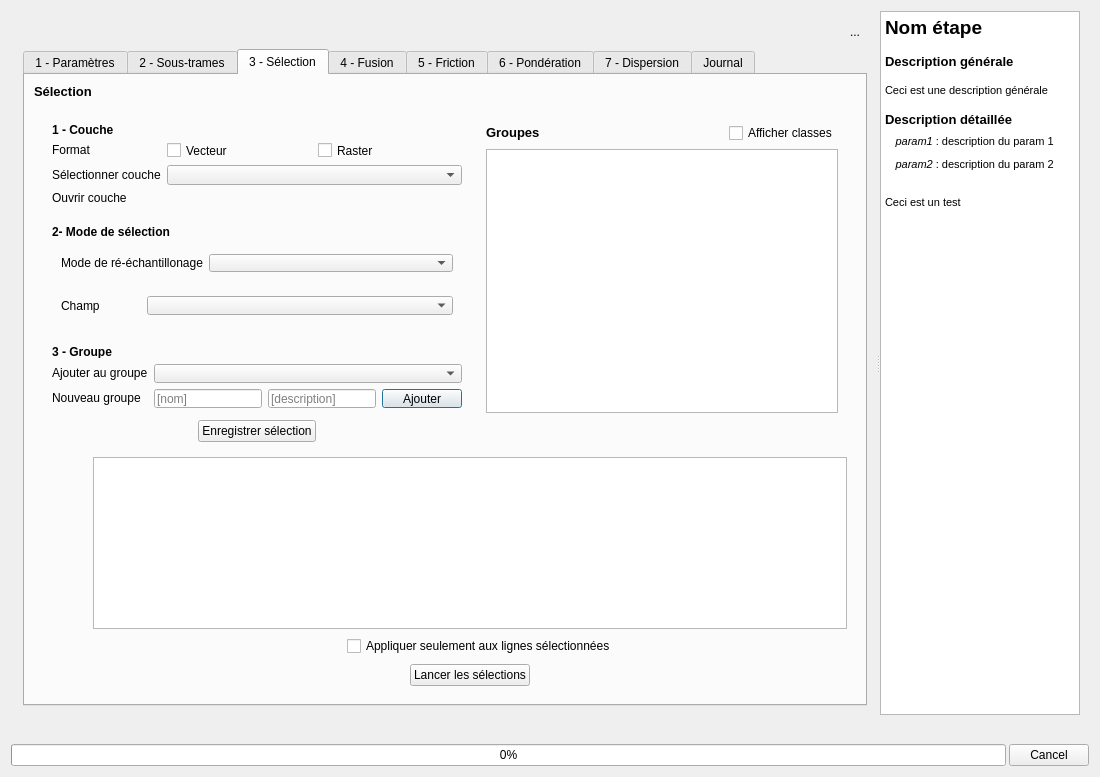
The window that BioDispersal_dialog_base.ui (MathieuChailloux/BioDispersal) describes before a commit, drawn with Qt 5.
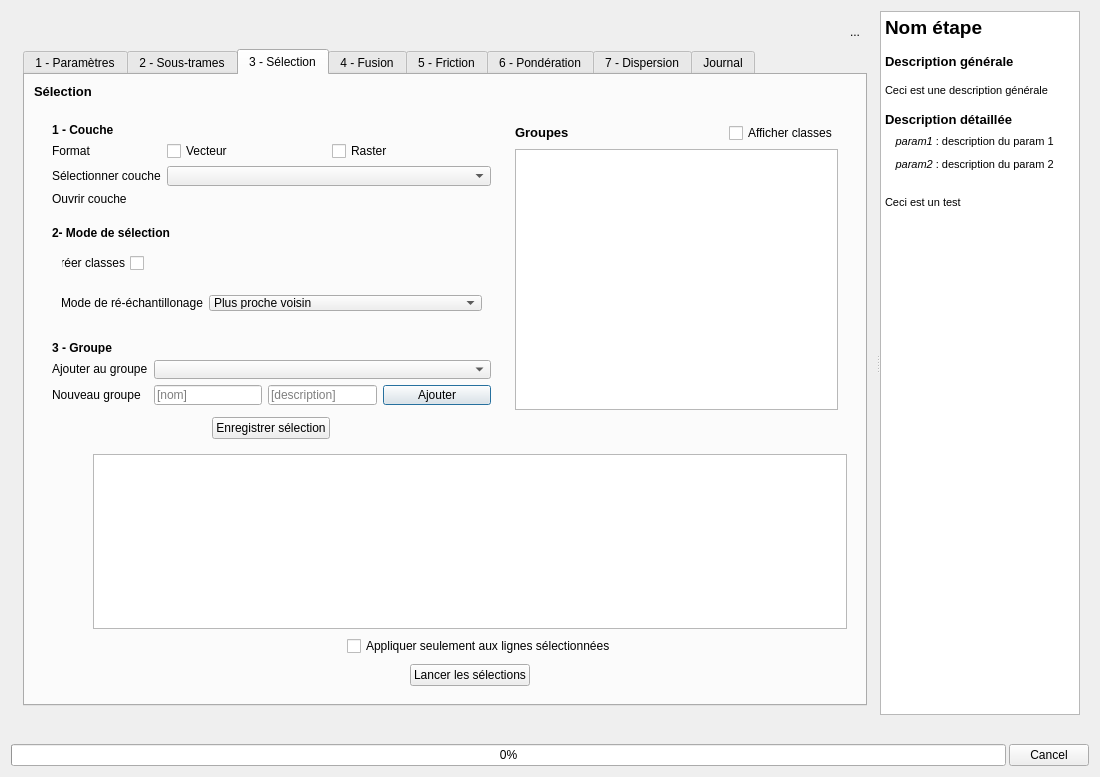
The same window after the commit. The open tabs and pages were chosen to show the change. Icons and pictures are not drawn. Custom widgets are drawn as their Qt base class.

Commit message: Fixing initial merge load issue. Fixing unexpected error display (not displayed because error_msg called without prefix). Adding raster modes for selection (with generate classes option) but not yet working.

```diff
--- a/BioDispersal_dialog_base.ui
+++ b/BioDispersal_dialog_base.ui
@@ -79,8 +79,8 @@
            <rect>
             <x>0</x>
             <y>0</y>
-            <width>864</width>
-            <height>698</height>
+            <width>865</width>
+            <height>706</height>
            </rect>
           </property>
           <property name="sizePolicy">
@@ -912,23 +912,8 @@
                           <property name="frameShadow">
                            <enum>QFrame::Raised</enum>
                           </property>
-                          <layout class="QVBoxLayout" name="verticalLayout_7">
-                           <property name="spacing">
-                            <number>6</number>
-                           </property>
-                           <property name="leftMargin">
-                            <number>9</number>
-                           </property>
-                           <property name="topMargin">
-                            <number>9</number>
-                           </property>
-                           <property name="rightMargin">
-                            <number>9</number>
-                           </property>
-                           <property name="bottomMargin">
-                            <number>9</number>
-                           </property>
-                           <item>
+                          <layout class="QGridLayout" name="gridLayout_18">
+                           <item row="0" column="0">
                             <widget class="QLabel" name="selectionStep2Label">
                              <property name="font">
                               <font>
@@ -941,8 +926,26 @@
                              </property>
                             </widget>
                            </item>
-                           <item>
+                           <item row="1" column="0">
                             <widget class="QStackedWidget" name="stackSelectionMode">
+                             <property name="sizePolicy">
+                              <sizepolicy hsizetype="Expanding" vsizetype="Preferred">
+                               <horstretch>0</horstretch>
+                               <verstretch>0</verstretch>
+                              </sizepolicy>
+                             </property>
+                             <property name="minimumSize">
+                              <size>
+                               <width>0</width>
+                               <height>13</height>
+                              </size>
+                             </property>
+                             <property name="maximumSize">
+                              <size>
+                               <width>16777215</width>
+                               <height>37</height>
+                              </size>
+                             </property>
                              <property name="currentIndex">
                               <number>1</number>
                              </property>
@@ -992,39 +995,54 @@
                              <widget class="QWidget" name="stackSelectionModeRaster">
                               <layout class="QHBoxLayout" name="horizontalLayout_25">
                                <item>
-                                <widget class="QLabel" name="selectionResampleLabel">
+                                <widget class="QCheckBox" name="selectionCreateClasses">
                                  <property name="sizePolicy">
-                                  <sizepolicy hsizetype="Fixed" vsizetype="Fixed">
+                                  <sizepolicy hsizetype="Fixed" vsizetype="Preferred">
                                    <horstretch>0</horstretch>
                                    <verstretch>0</verstretch>
                                   </sizepolicy>
                                  </property>
                                  <property name="minimumSize">
                                   <size>
-                                   <width>127</width>
+                                   <width>0</width>
                                    <height>13</height>
                                   </size>
                                  </property>
+                                 <property name="maximumSize">
+                                  <size>
+                                   <width>83</width>
+                                   <height>16777215</height>
+                                  </size>
+                                 </property>
+                                 <property name="layoutDirection">
+                                  <enum>Qt::RightToLeft</enum>
+                                 </property>
                                  <property name="text">
-                                  <string>Mode de ré-échantillonage</string>
+                                  <string>Créer classes</string>
                                  </property>
                                 </widget>
                                </item>
                                <item>
-                                <widget class="QComboBox" name="selectionResampleCombo">
-                                 <property name="minimumSize">
+                                <spacer name="horizontalSpacer_27">
+                                 <property name="orientation">
+                                  <enum>Qt::Horizontal</enum>
+                                 </property>
+                                 <property name="sizeType">
+                                  <enum>QSizePolicy::Expanding</enum>
+                                 </property>
+                                 <property name="sizeHint" stdset="0">
                                   <size>
-                                   <width>60</width>
-                                   <height>13</height>
+                                   <width>338</width>
+                                   <height>10</height>
                                   </size>
                                  </property>
-                                </widget>
+                                </spacer>
                                </item>
                               </layout>
                              </widget>
                             </widget>
                            </item>
-                           <item>
+                           <item row="2" column="0">
                             <widget class="QStackedWidget" name="stackSelectionExprField">
                              <property name="sizePolicy">
                               <sizepolicy hsizetype="Expanding" vsizetype="Fixed">
@@ -1038,8 +1056,14 @@
                                <height>13</height>
                               </size>
                              </property>
+                             <property name="maximumSize">
+                              <size>
+                               <width>16777215</width>
+                               <height>37</height>
+                              </size>
+                             </property>
                              <property name="currentIndex">
-                              <number>1</number>
+                              <number>2</number>
                              </property>
                              <widget class="QWidget" name="stackSelectionExpr">
                               <layout class="QHBoxLayout" name="horizontalLayout_26">
@@ -1129,6 +1153,49 @@
                                </item>
                               </layout>
                              </widget>
+                             <widget class="QWidget" name="stackSelectionResampling">
+                              <layout class="QHBoxLayout" name="horizontalLayout_23">
+                               <item>
+                                <widget class="QLabel" name="selectionResampleLabel">
+                                 <property name="sizePolicy">
+                                  <sizepolicy hsizetype="Fixed" vsizetype="Fixed">
+                                   <horstretch>0</horstretch>
+                                   <verstretch>0</verstretch>
+                                  </sizepolicy>
+                                 </property>
+                                 <property name="minimumSize">
+                                  <size>
+                                   <width>127</width>
+                                   <height>13</height>
+                                  </size>
+                                 </property>
+                                 <property name="text">
+                                  <string>Mode de ré-échantillonage</string>
+                                 </property>
+                                </widget>
+                               </item>
+                               <item>
+                                <widget class="QComboBox" name="selectionResampleCombo">
+                                 <property name="minimumSize">
+                                  <size>
+                                   <width>60</width>
+                                   <height>13</height>
+                                  </size>
+                                 </property>
+                                 <item>
+                                  <property name="text">
+                                   <string>Plus proche voisin</string>
+                                  </property>
+                                 </item>
+                                 <item>
+                                  <property name="text">
+                                   <string>Moyenne</string>
+                                  </property>
+                                 </item>
+                                </widget>
+                               </item>
+                              </layout>
+                             </widget>
                             </widget>
                            </item>
                           </layout>
```
Left out of the diff: 156 changed lines with no effect on the pictures. The commit also changes 9 other files.
